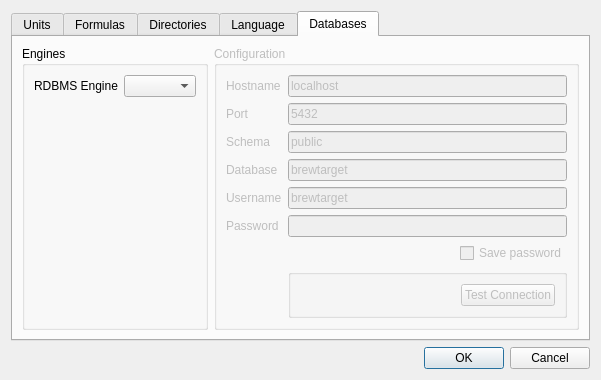
Brewtarget/brewtarget, file ui/optionsDialog.ui: the form before one commit.
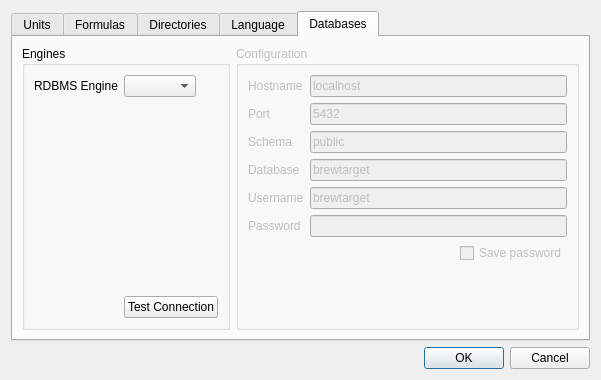
The form after the commit. Custom widgets are drawn as their Qt base class.

What changed in the file:
```diff
--- a/ui/optionsDialog.ui
+++ b/ui/optionsDialog.ui
@@ -350,6 +350,26 @@
           <item row="0" column="1">
            <widget class="QComboBox" name="comboBox_engine"/>
           </item>
+          <item row="1" column="1">
+           <spacer name="verticalSpacer">
+            <property name="orientation">
+             <enum>Qt::Vertical</enum>
+            </property>
+            <property name="sizeHint" stdset="0">
+             <size>
+              <width>20</width>
+              <height>40</height>
+             </size>
+            </property>
+           </spacer>
+          </item>
+          <item row="2" column="1">
+           <widget class="QPushButton" name="pushButton_testConnection">
+            <property name="text">
+             <string>Test Connection</string>
+            </property>
+           </widget>
+          </item>
          </layout>
         </widget>
        </item>
@@ -467,61 +487,6 @@
             </property>
            </widget>
           </item>
-          <item row="7" column="1">
-           <widget class="QGroupBox" name="groupBox_3">
-            <property name="title">
-             <string/>
-            </property>
-            <property name="flat">
-             <bool>true</bool>
-            </property>
-            <layout class="QVBoxLayout" name="verticalLayout_4">
-             <property name="topMargin">
-              <number>0</number>
-             </property>
-             <item>
-              <spacer name="verticalSpacer">
-               <property name="orientation">
-                <enum>Qt::Vertical</enum>
-               </property>
-               <property name="sizeType">
-                <enum>QSizePolicy::Expanding</enum>
-               </property>
-               <property name="sizeHint" stdset="0">
-                <size>
-                 <width>20</width>
-                 <height>40</height>
-                </size>
-               </property>
-              </spacer>
-             </item>
-             <item>
-              <layout class="QHBoxLayout" name="horizontalLayout_6">
-               <item>
-                <spacer name="horizontalSpacer">
-                 <property name="orientation">
-                  <enum>Qt::Horizontal</enum>
-                 </property>
-                 <property name="sizeHint" stdset="0">
-                  <size>
-                   <width>40</width>
-                   <height>20</height>
-                  </size>
-                 </property>
-                </spacer>
-               </item>
-               <item>
-                <widget class="QPushButton" name="pushButton_testConnection">
-                 <property name="text">
-                  <string>Test Connection</string>
-                 </property>
-                </widget>
-               </item>
-              </layout>
-             </item>
-            </layout>
-           </widget>
-          </item>
           <item row="6" column="1">
            <layout class="QHBoxLayout" name="horizontalLayout_7">
             <item>
```
